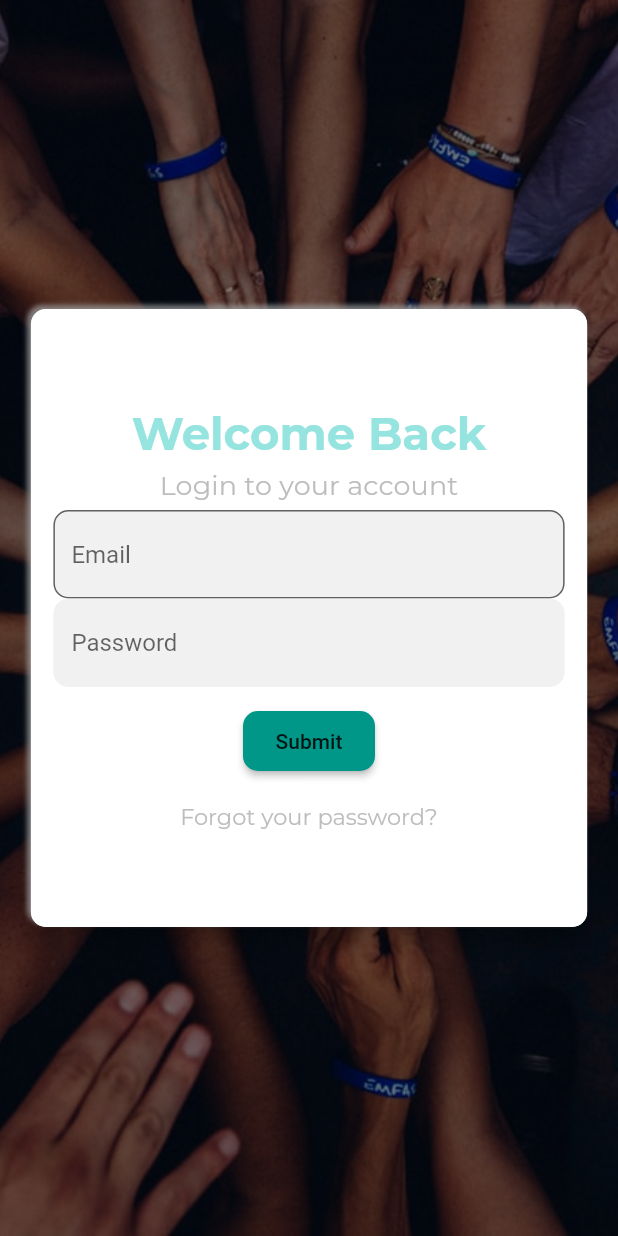
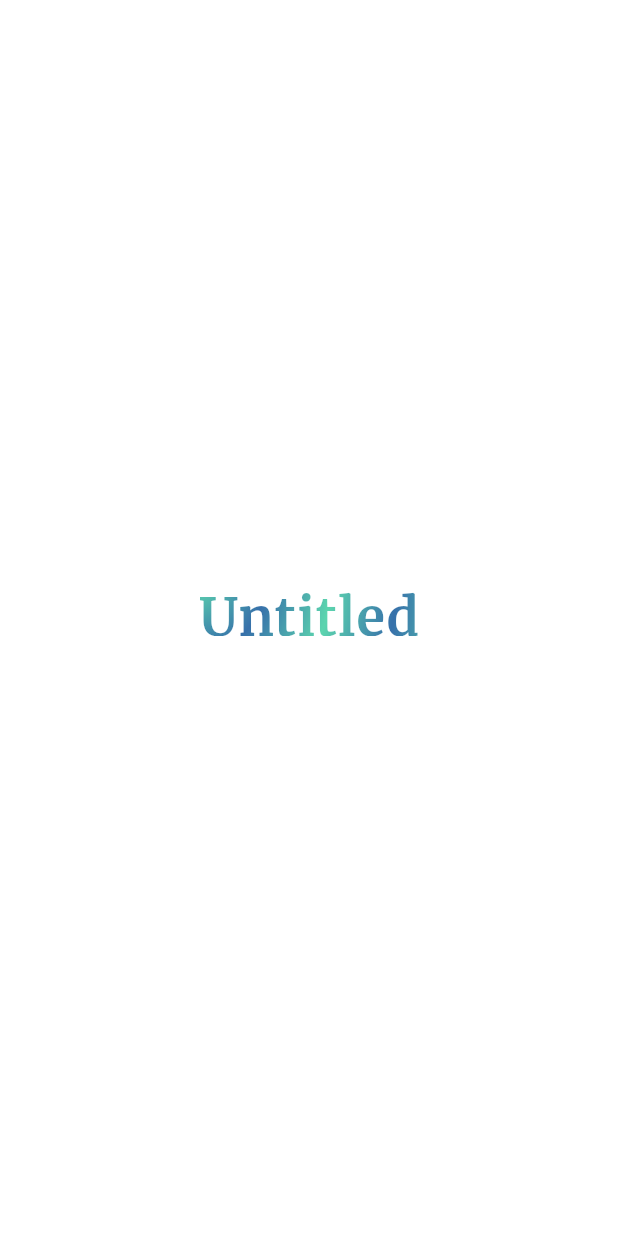
Before and after one commit to margaiwangara/untitled_project, a Flutter app: the screen it shows after launch, on a phone screen of 412 x 824 dp. Run offline on Flutter 3.47's test engine with Material 2 defaults, Android fonts, the phone set to English and light mode, and no system bars; our stand-ins replace google_fonts, wakelock.

Commit message:
applied merriweather font to heading, applied color gradient to heading (bound to change)

```diff
--- a/lib/ui/login.dart
+++ b/lib/ui/login.dart
@@ -1,4 +1,5 @@
 import 'package:flutter/material.dart';
+import 'package:google_fonts/google_fonts.dart';
 
 class Login extends StatefulWidget {
   @override
@@ -7,28 +8,48 @@ class Login extends StatefulWidget {
 
 class _LoginState extends State<Login> {
   // Form Key
-  final _formKey = GlobalKey<FormState>();
+  final GlobalKey<FormState> _formKey = GlobalKey<FormState>();
+  final Color primaryColor = Color(0xFF43cea2);
+  final Color accentColor = Color(0xFF185a9d);
 
   @override
   Widget build(BuildContext context) {
     return Scaffold(
       body: Container(
-        height: MediaQuery.of(context).size.height,
-        width: MediaQuery.of(context).size.width,
-        decoration: BoxDecoration(
-          image: DecorationImage(
-            image: AssetImage('assets/images/community.jpg'),
-            fit: BoxFit.cover,
-            repeat: ImageRepeat.noRepeat,
-            alignment: Alignment.center,
-            colorFilter: ColorFilter.mode(
-                Colors.black.withOpacity(0.5), BlendMode.darken),
-          ),
-        ),
-        child: Center(
-          child: _authFormContainer(),
-        ),
-      ),
+          height: MediaQuery.of(context).size.height,
+          width: MediaQuery.of(context).size.width,
+          decoration: BoxDecoration(color: Colors.white),
+          child: Column(
+            mainAxisAlignment: MainAxisAlignment.center,
+            crossAxisAlignment: CrossAxisAlignment.center,
+            mainAxisSize: MainAxisSize.min,
+            children: <Widget>[
+              ShaderMask(
+                blendMode: BlendMode.srcATop,
+                shaderCallback: (Rect bounds) {
+                  return RadialGradient(
+                    center: Alignment.topLeft,
+                    radius: 1.0,
+                    colors: <Color>[
+                      primaryColor,
+                      accentColor,
+                    ],
+                    tileMode: TileMode.mirror,
+                  ).createShader(bounds);
+                },
+                child: Text(
+                  'Untitled',
+                  style: GoogleFonts.merriweather(
+                    textStyle: TextStyle(
+                      fontSize: 35.0,
+                      fontWeight: FontWeight.bold,
+                      letterSpacing: 0.85,
+                    ),
+                  ),
+                ),
+              )
+            ],
+          )),
     );
   }
 
```
